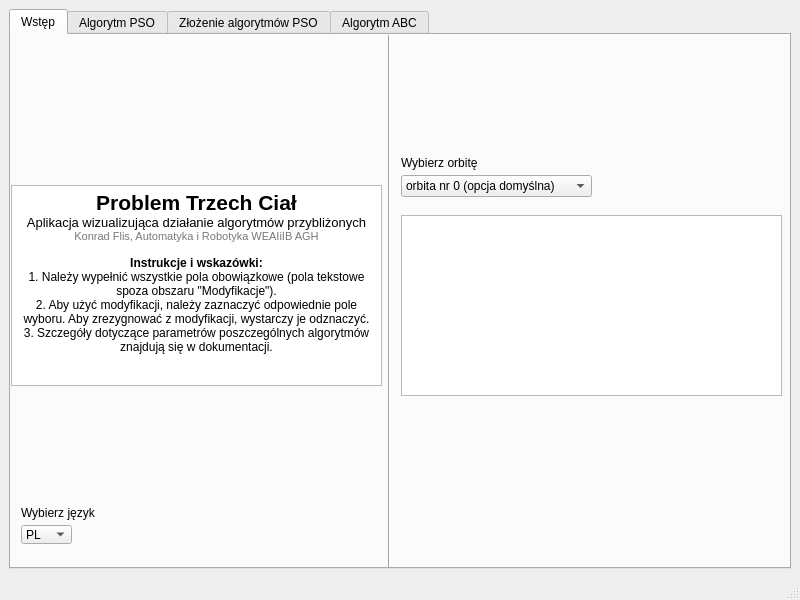
This is gui_files/TBP_visualisation.ui in konradflis/TBP-GUiIO as Qt 5 draws it before an edit. The edited form follows.
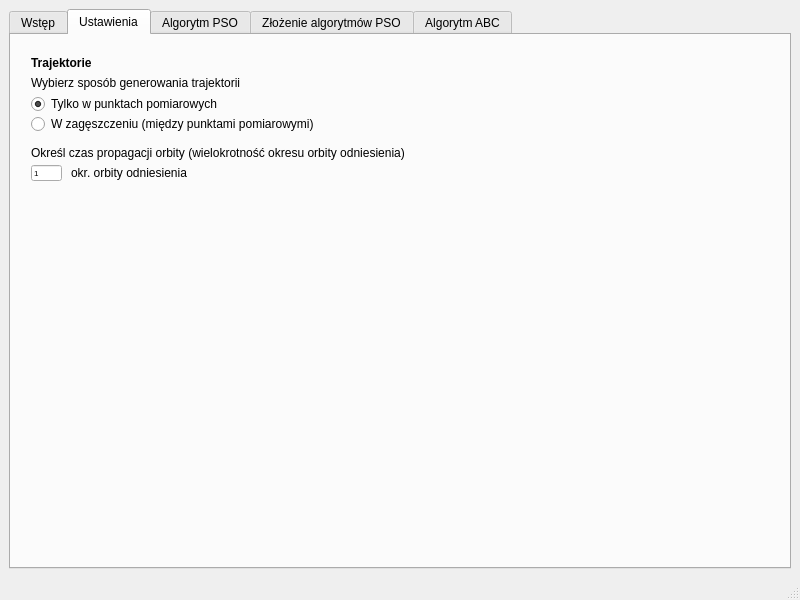
This is the edited form. The open tabs and pages were chosen to show the change.

Commit message:
Settings - new plot options || validations (to be continued)
GUI now offers plot modifications: dense plot/propagation time modifications || validations of inputs field are on their way - new class implemented to hold all the limitations

Patch:
```diff
--- a/gui_files/TBP_visualisation.ui
+++ b/gui_files/TBP_visualisation.ui
@@ -165,6 +165,122 @@
         </property>
        </widget>
       </widget>
+      <widget class="QWidget" name="Settings">
+       <attribute name="title">
+        <string>Ustawienia</string>
+       </attribute>
+       <widget class="QLabel" name="label_29">
+        <property name="geometry">
+         <rect>
+          <x>20</x>
+          <y>20</y>
+          <width>301</width>
+          <height>16</height>
+         </rect>
+        </property>
+        <property name="font">
+         <font>
+          <weight>75</weight>
+          <bold>true</bold>
+         </font>
+        </property>
+        <property name="text">
+         <string>Trajektorie</string>
+        </property>
+       </widget>
+       <widget class="QLabel" name="label_30">
+        <property name="geometry">
+         <rect>
+          <x>20</x>
+          <y>40</y>
+          <width>301</width>
+          <height>16</height>
+         </rect>
+        </property>
+        <property name="text">
+         <string>Wybierz sposób generowania trajektorii</string>
+        </property>
+       </widget>
+       <widget class="QRadioButton" name="onlyMeasurementsButton">
+        <property name="geometry">
+         <rect>
+          <x>20</x>
+          <y>60</y>
+          <width>301</width>
+          <height>18</height>
+         </rect>
+        </property>
+        <property name="text">
+         <string>Tylko w punktach pomiarowych</string>
+        </property>
+        <property name="checked">
+         <bool>true</bool>
+        </property>
+       </widget>
+       <widget class="QRadioButton" name="densePlotButton">
+        <property name="geometry">
+         <rect>
+          <x>20</x>
+          <y>80</y>
+          <width>301</width>
+          <height>18</height>
+         </rect>
+        </property>
+        <property name="text">
+         <string>W zagęszczeniu (między punktami pomiarowymi)</string>
+        </property>
+        <property name="checked">
+         <bool>false</bool>
+        </property>
+       </widget>
+       <widget class="QLabel" name="label_32">
+        <property name="geometry">
+         <rect>
+          <x>20</x>
+          <y>110</y>
+          <width>401</width>
+          <height>16</height>
+         </rect>
+        </property>
+        <property name="text">
+         <string>Określ czas propagacji orbity (wielokrotność okresu orbity odniesienia)</string>
+        </property>
+       </widget>
+       <widget class="QLineEdit" name="multiplePeriods">
+        <property name="geometry">
+         <rect>
+          <x>20</x>
+          <y>130</y>
+          <width>31</width>
+          <height>16</height>
+         </rect>
+        </property>
+        <property name="font">
+         <font>
+          <pointsize>6</pointsize>
+         </font>
+        </property>
+        <property name="text">
+         <string>1</string>
+        </property>
+        <property name="clearButtonEnabled">
+         <bool>false</bool>
+        </property>
+       </widget>
+       <widget class="QLabel" name="label_33">
+        <property name="geometry">
+         <rect>
+          <x>60</x>
+          <y>130</y>
+          <width>151</width>
+          <height>16</height>
+         </rect>
+        </property>
+        <property name="text">
+         <string>okr. orbity odniesienia</string>
+        </property>
+       </widget>
+      </widget>
       <widget class="QWidget" name="PSO1">
        <attribute name="title">
         <string>Algorytm PSO</string>
```
Left out of the diff: 10 changed lines with no effect on the pictures. The commit also changes 9 other files.
